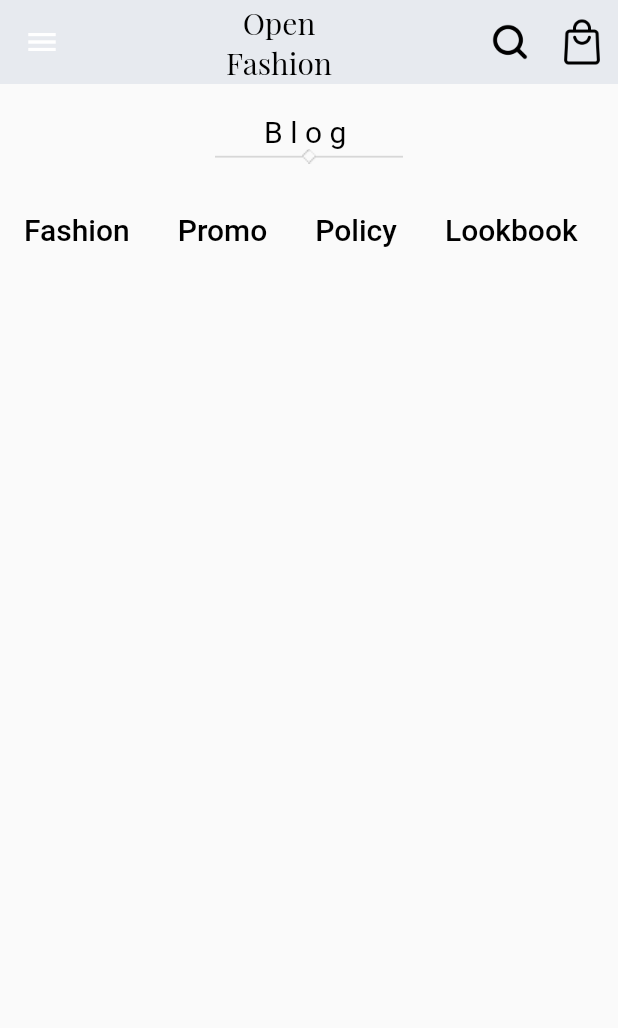
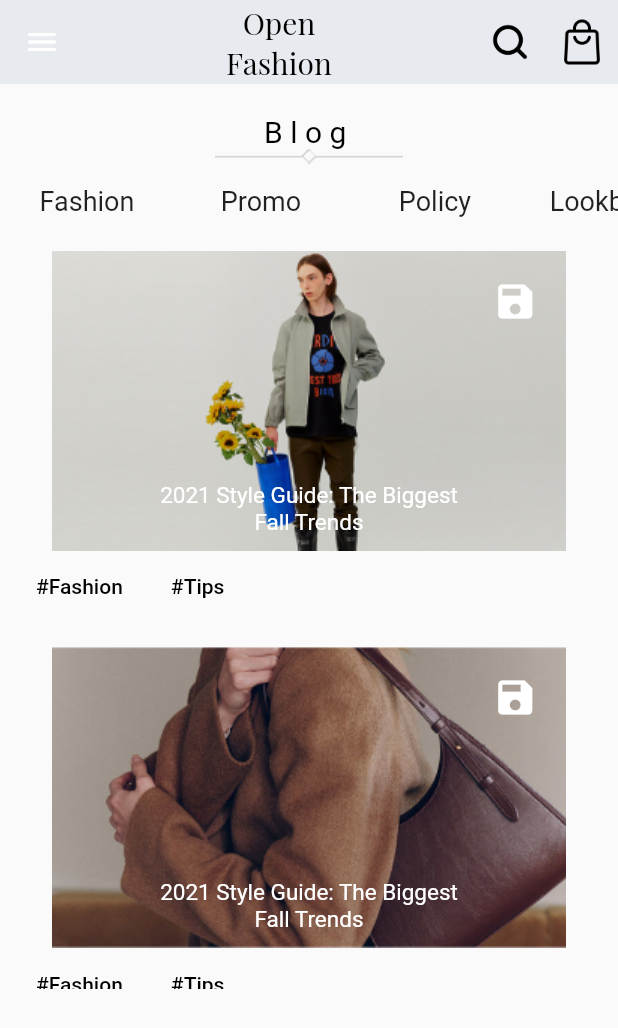
Before and after one commit to tahaknkl23/fashion_app, a Flutter app: the screen it shows after launch, on a phone screen of 412 x 824 dp. Shown: the top 1028 px of the screen. Run offline on Flutter 3.47's test engine with Material 2 defaults, Android fonts, the phone set to English and light mode, and no system bars; our stand-ins replace firebase_core; accounts and stored records are empty.

Commit message:
nine_upgrade

```diff
--- a/lib/config/items/app_colors.dart
+++ b/lib/config/items/app_colors.dart
@@ -7,4 +7,5 @@ class AppColors {
   static const Color errorColor = Color(0xFFD32F2F);
   static const Color successColor = Color(0xFF388E3C);
   static const Color brownColor = Color(0xFF9F8170);
+  static const Color whiteColor = Color(0xFFFFFFFF);
 }
--- a/lib/config/utility/enums/image_constants.dart
+++ b/lib/config/utility/enums/image_constants.dart
@@ -19,6 +19,11 @@ enum ImageConstants {
   grouptwo("Grouptwo"),
   groupthree("Groupthree"),
   groupfour("Groupfour"),
+  rectangleone("rectanleone"),
+  rectangletwo("rectangetwo"),
+  rectanglethree("rectanglethree"),
+  rectanglefour("rectanglefour"),
+  save("save"),
   ;
 
   final String value;
--- a/lib/features/Blog/blog_page.dart
+++ b/lib/features/Blog/blog_page.dart
@@ -1,18 +1,38 @@
+import 'package:fashion_app/config/utility/enums/image_constants.dart';
+import 'package:fashion_app/features/home/home_theme/button_theme.dart';
+import 'package:flutter/material.dart';
 import 'package:fashion_app/config/constants/image_url.dart';
 import 'package:fashion_app/config/items/app_colors.dart';
 import 'package:fashion_app/config/widgets/Appbar.dart';
 import 'package:fashion_app/config/widgets/Drawer.dart';
-import 'package:fashion_app/features/home/home_theme/button_theme.dart';
-import 'package:flutter/material.dart';
 
 class BlogPage extends StatefulWidget {
-  const BlogPage({super.key});
+  const BlogPage({Key? key}) : super(key: key);
 
   @override
   State<BlogPage> createState() => _BlogPageState();
 }
 
 class _BlogPageState extends State<BlogPage> {
+  final List<String> blogItems = [
+    "Fashion",
+    "Promo",
+    "Policy",
+    "Lookbook",
+    "Beauty",
+    "Lifestyle",
+  ];
+  void _handleItemClick(String item) {
+    print("Clicked on $item");
+  }
+
+  final List<Map<String, dynamic>> blogItemstwo = [
+    {"title": "Fashion", "image": ImageConstants.rectangleone.toPng},
+    {"title": "Promo", "image": ImageConstants.rectangletwo.toPng},
+    {"title": "Policy", "image": ImageConstants.rectanglethree.toPng},
+    {"title": "Lookbook", "image": ImageConstants.rectanglefour.toPng},
+  ];
+
   @override
   Widget build(BuildContext context) {
     return Scaffold(
@@ -36,14 +56,78 @@ class _BlogPageState extends State<BlogPage> {
                 ],
               ),
             ),
-            const SizedBox(height: 20),
-            Row(
-              children: [
-                BlogButton.blogButton(buttonText: "Fashion"),
-                BlogButton.blogButton(buttonText: "Promo"),
-                BlogButton.blogButton(buttonText: "Policy"),
-                BlogButton.blogButton(buttonText: "Lookbook"),
-              ],
+            SizedBox(
+              height: 50,
+              child: ListView.builder(
+                scrollDirection: Axis.horizontal,
+                itemCount: blogItems.length,
+                itemBuilder: (BuildContext context, int index) {
+                  return Padding(
+                    padding: const EdgeInsets.all(8.0),
+                    child: GestureDetector(
+                      onTap: () {
+                        _handleItemClick(blogItems[index]);
+                      },
+                      child: SizedBox(
+                        width: 100,
+                        child: Center(
+                          child: Text(
+                            blogItems[index],
+                            style: const TextStyle(fontSize: 18),
+                          ),
+                        ),
+                      ),
+                    ),
+                  );
+                },
+              ),
+            ),
+            SizedBox(
+              height: 500,
+              child: ListView.builder(
+                itemCount: blogItemstwo.length,
+                itemBuilder: (BuildContext context, int index) {
+                  return Padding(
+                    padding: const EdgeInsets.all(8.0),
+                    child: Column(
+                      children: [
+                        Stack(
+                          alignment: Alignment.center,
+                          children: [
+                            Image.asset(blogItemstwo[index]["image"]),
+                            Positioned(
+                              top: 10,
+                              right: 10,
+                              child: IconButton(onPressed: () {}, icon: const Icon(Icons.save, color: AppColors.whiteColor, size: 30)),
+                            ),
+                            Positioned(
+                              bottom: 10,
+                              child: Column(
+                                mainAxisAlignment: MainAxisAlignment.end,
+                                children: const [
+                                  Text("2021 Style Guide: The Biggest",
+                                      style: TextStyle(
+                                        fontSize: 15,
+                                        color: AppColors.whiteColor,
+                                      )),
+                                  Text("Fall Trends", style: TextStyle(fontSize: 15, color: AppColors.whiteColor))
+                                ],
+                              ),
+                            ),
+                          ],
+                        ),
+                        Row(
+                          mainAxisAlignment: MainAxisAlignment.start,
+                          children: [
+                            Buton.homeButton(buttonText: "#Fashion", onPressed: () {}),
+                            Buton.homeButton(buttonText: "#Tips", onPressed: () {}),
+                          ],
+                        ),
+                      ],
+                    ),
+                  );
+                },
+              ),
             ),
           ],
         ),
```
Also changed, not shown: assets/images/rectangetwo.png (added), assets/images/rectanglefour.png (added), assets/images/rectanglethree.png (added), assets/images/rectanleone.png (added).
